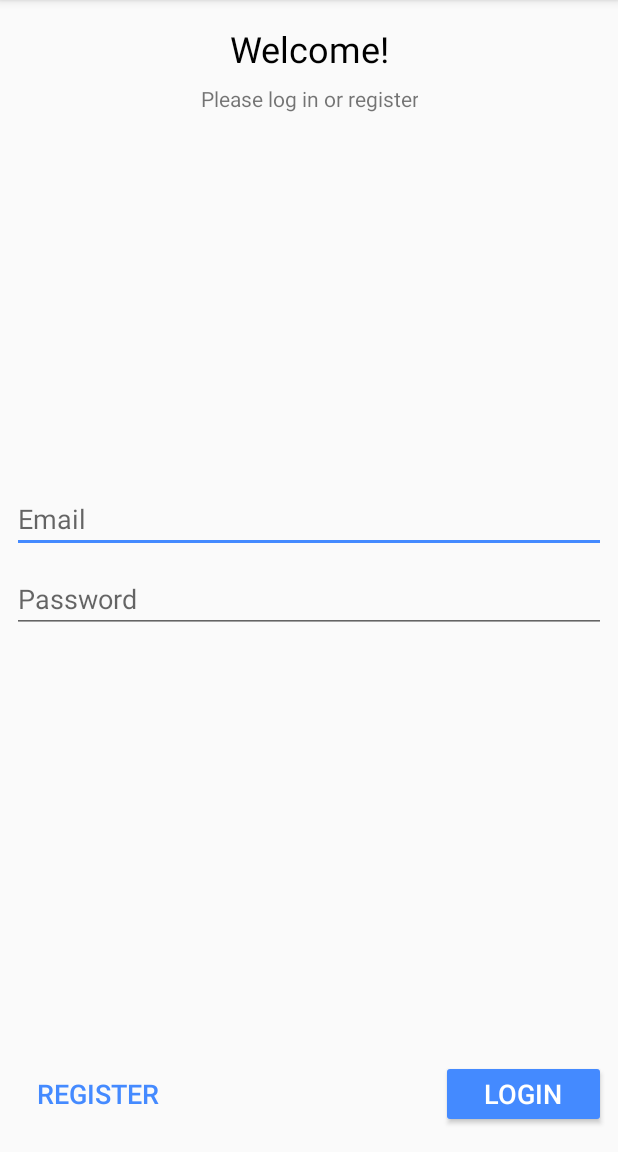
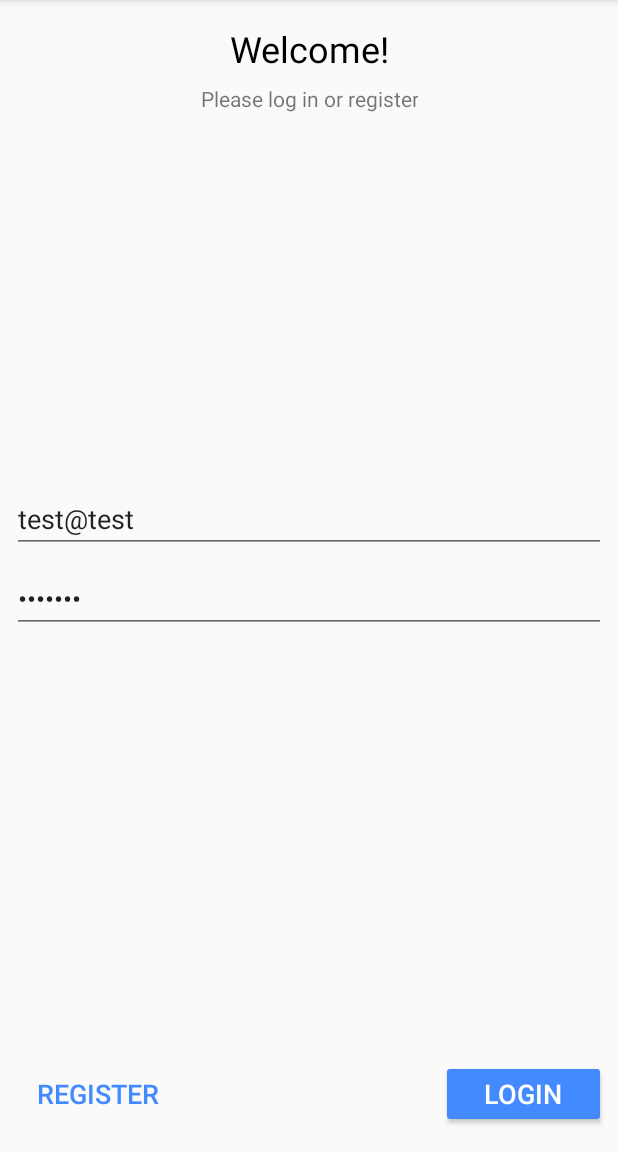
Before and after one commit to JoshuaAtherton/Android_login_screen, an Android app: the screen it shows after launch (MainActivity), on a phone screen of 412 x 824 dp, the part 84-1236 px from its top. Run offline under Robolectric (Android 15) with nearby library versions, the phone set to English and light mode, and no system bars.

Commit message:
App now starts without focus on text edit elements

```diff
--- a/app/src/main/res/layout/fragment_login.xml
+++ b/app/src/main/res/layout/fragment_login.xml
@@ -5,6 +5,8 @@
     android:id="@+id/frameLayout"
     android:layout_width="match_parent"
     android:layout_height="match_parent"
+    android:focusable="true"
+    android:focusableInTouchMode="true"
     tools:context=".LoginFragment">
 
     <!-- TODO: Update blank fragment layout -->
@@ -32,15 +34,16 @@
         android:layout_marginEnd="8dp"
         android:layout_marginBottom="8dp"
         android:ems="10"
+        android:focusedByDefault="false"
         android:hint="@string/email_prompt"
         android:inputType="textWebEmailAddress"
+        android:text="@string/email_prompt_testing"
         app:layout_constraintBottom_toBottomOf="parent"
         app:layout_constraintEnd_toEndOf="parent"
         app:layout_constraintHorizontal_bias="0.0"
         app:layout_constraintStart_toStartOf="parent"
         app:layout_constraintTop_toTopOf="parent"
-        app:layout_constraintVertical_bias="0.295"
-        android:focusedByDefault="true" />
+        app:layout_constraintVertical_bias="0.295" />
 
     <EditText
         android:id="@+id/edit_login_password"
@@ -50,8 +53,10 @@
         android:layout_marginTop="8dp"
         android:layout_marginEnd="8dp"
         android:ems="10"
+        android:focusedByDefault="false"
         android:hint="@string/password_prompt"
         android:inputType="textPassword"
+        android:text="@string/password_prompt_testing"
         app:layout_constraintEnd_toEndOf="parent"
         app:layout_constraintHorizontal_bias="0.714"
         app:layout_constraintStart_toStartOf="parent"
--- a/app/src/main/res/values/strings.xml
+++ b/app/src/main/res/values/strings.xml
@@ -13,6 +13,9 @@
     <string name="lastname_prompt">Last Name</string>
     <string name="email_prompt">Email</string>
     <string name="password_prompt">Password</string>
+    <!-- for easy login testing -->
+    <string name="email_prompt_testing">test@test</string>
+    <string name="password_prompt_testing">test123</string>
 
     <string name="empty_field_prompt">Field cannot be left blank</string>
     <string name="missing_at_symbol_prompt">Must have at least one @ character</string>
```
